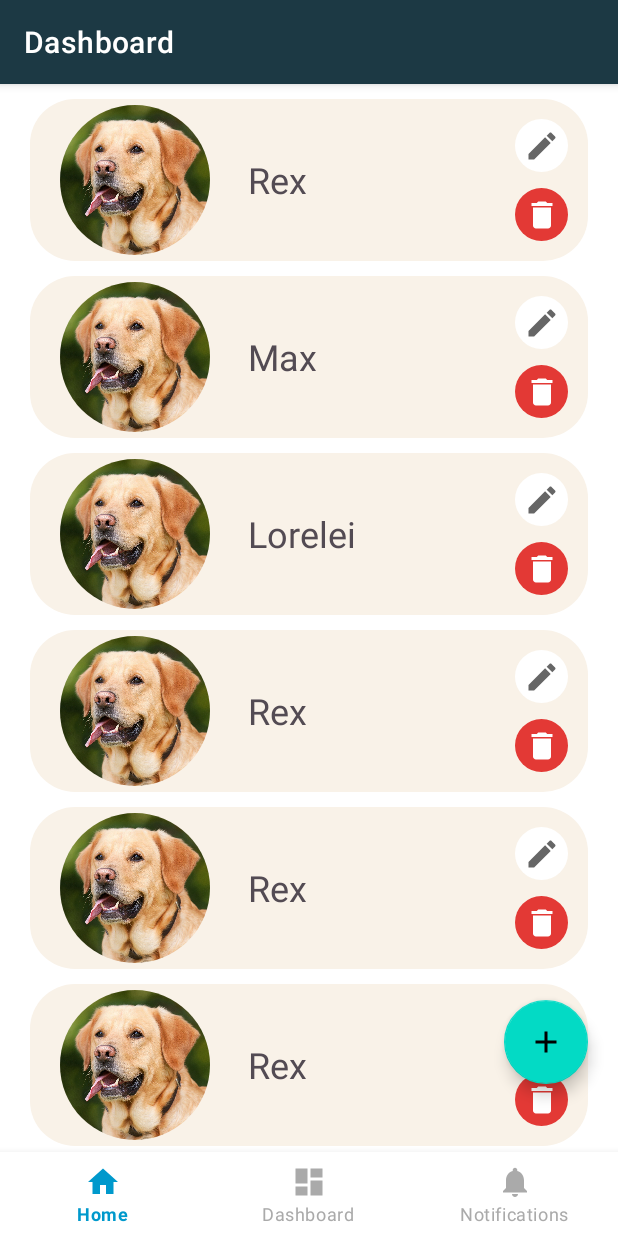
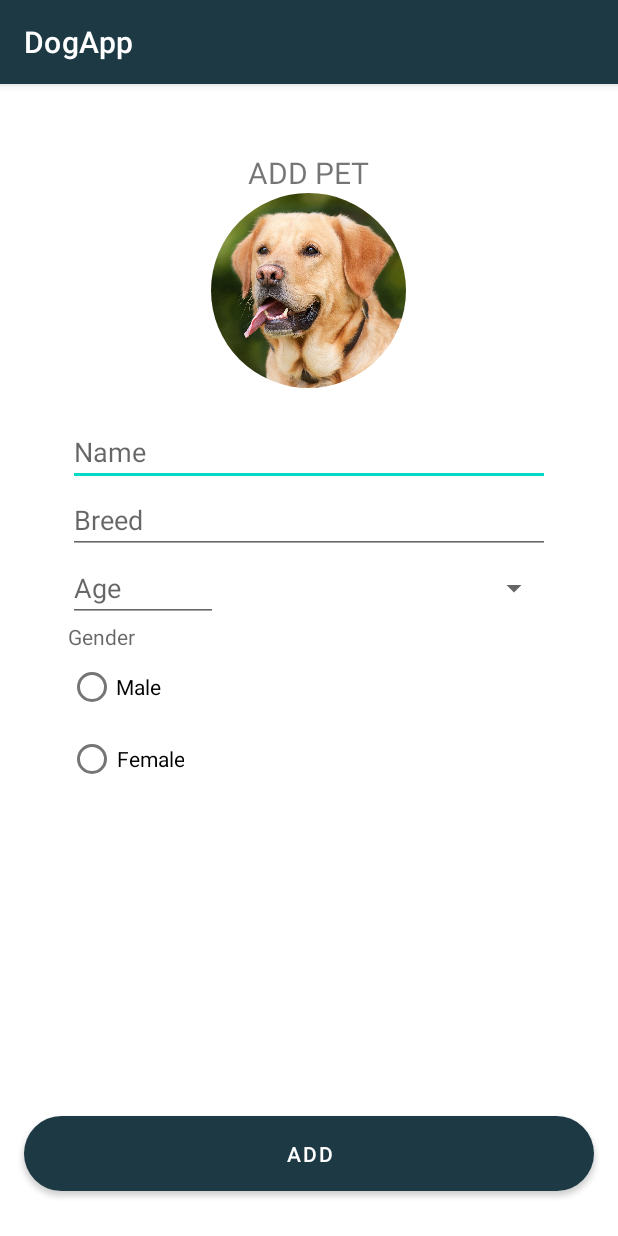
Before and after one commit to andreeabuzuriu11/DogApp, an Android app: the DashboardFragment screen opened through its navigation route, after a tap on an icon or button, on a phone screen of 412 x 824 dp. Run offline under Robolectric (Android 15) with nearby library versions, the phone set to English and light mode, and no system bars; our stand-ins replace CircleImageView, data binding, navigation-ui.

Commit message:
Created add new dog view

```diff
--- a/app/build.gradle
+++ b/app/build.gradle
@@ -35,7 +35,7 @@ android {
         targetCompatibility JavaVersion.VERSION_1_8
     }
     kotlinOptions {
-        jvmTarget = '1.8'
+        jvmTarget = JavaVersion.VERSION_1_8.toString()
     }
     buildFeatures {
         viewBinding true
--- a/app/src/main/AndroidManifest.xml
+++ b/app/src/main/AndroidManifest.xml
@@ -10,9 +10,12 @@
         android:label="@string/app_name"
         android:roundIcon="@mipmap/ic_launcher_round"
         android:supportsRtl="true"
+        android:theme="@style/Theme.DogApp"
         android:usesCleartextTraffic="true"
-        android:theme="@style/Theme.DogApp"
         tools:targetApi="m">
+        <activity
+            android:name=".views.AddDogActivity"
+            android:exported="false" />
         <activity
             android:name=".views.main.MainActivity"
             android:exported="false"
--- a/app/src/main/java/com/buzuriu/dogapp/enum/AgeEnum.kt
+++ b/app/src/main/java/com/buzuriu/dogapp/enums/AgeEnum.kt
@@ -1,4 +1,4 @@
-package com.buzuriu.dogapp.enum
+package com.buzuriu.dogapp.enums
 
 enum class AgeEnum {
     MONTHS, YEARS
--- a/app/src/main/java/com/buzuriu/dogapp/enum/GenderEnum.kt
+++ b/app/src/main/java/com/buzuriu/dogapp/enums/GenderEnum.kt
@@ -1,4 +1,4 @@
-package com.buzuriu.dogapp.enum
+package com.buzuriu.dogapp.enums
 
 enum class GenderEnum {
     MALE, FEMALE
--- a/app/src/main/java/com/buzuriu/dogapp/models/DogObj.kt
+++ b/app/src/main/java/com/buzuriu/dogapp/models/DogObj.kt
@@ -1,9 +1,7 @@
 package com.buzuriu.dogapp.models
 
-import android.security.AppUriAuthenticationPolicy
-import android.widget.ImageView
-import com.buzuriu.dogapp.enum.AgeEnum
-import com.buzuriu.dogapp.enum.GenderEnum
+import com.buzuriu.dogapp.enums.AgeEnum
+import com.buzuriu.dogapp.enums.GenderEnum
 
 class DogObj {
     var name: String = ""
--- /dev/null
+++ b/app/src/main/java/com/buzuriu/dogapp/viewModels/AddDogViewModel.kt
@@ -0,0 +1,31 @@
+package com.buzuriu.dogapp.viewModels
+
+import androidx.lifecycle.MutableLiveData
+import com.buzuriu.dogapp.R
+import com.buzuriu.dogapp.enums.AgeEnum
+
+class AddDogViewModel : BaseViewModel() {
+
+    var spinnerEntries = listOf(AgeEnum.MONTHS, AgeEnum.YEARS)
+
+    var name = MutableLiveData<String>()
+    var breed = MutableLiveData<String>()
+    var ageValue = MutableLiveData<String>()
+    var ageString = MutableLiveData(AgeEnum.MONTHS)
+    var imageURL = MutableLiveData<String>()
+    var radio_checked = MutableLiveData<Int>()
+
+    init{
+        radio_checked.postValue(R.id.maleRadioId) //def value
+    }
+
+
+    fun addDogInList()
+    {
+
+    }
+    fun selectBreed()
+    {
+
+    }
+}
--- /dev/null
+++ b/app/src/main/java/com/buzuriu/dogapp/views/AddDogActivity.kt
@@ -0,0 +1,18 @@
+package com.buzuriu.dogapp.views
+
+
+import android.os.Bundle
+import com.buzuriu.dogapp.R
+import com.buzuriu.dogapp.databinding.ActivityAddDogBinding
+import com.buzuriu.dogapp.viewModels.AddDogViewModel
+import com.buzuriu.dogapp.views.base.BaseBoundActivity
+
+class AddDogActivity : BaseBoundActivity<AddDogViewModel, ActivityAddDogBinding>(AddDogViewModel::class.java) {
+
+    override val layoutId: Int
+        get() = R.layout.activity_add_dog
+
+    override fun setupDataBinding(binding: ActivityAddDogBinding) {
+        binding.viewModel = mViewModel;
+    }
+}
--- a/app/src/main/java/com/buzuriu/dogapp/views/main/ui/dashboard/DashboardViewModel.kt
+++ b/app/src/main/java/com/buzuriu/dogapp/views/main/ui/dashboard/DashboardViewModel.kt
@@ -1,10 +1,11 @@
 package com.buzuriu.dogapp.views.main.ui.dashboard
 
 import com.buzuriu.dogapp.adapters.DogAdapter
-import com.buzuriu.dogapp.enum.AgeEnum
-import com.buzuriu.dogapp.enum.GenderEnum
+import com.buzuriu.dogapp.enums.AgeEnum
+import com.buzuriu.dogapp.enums.GenderEnum
 import com.buzuriu.dogapp.models.DogObj
 import com.buzuriu.dogapp.viewModels.BaseViewModel
+import com.buzuriu.dogapp.views.AddDogActivity
 
 class DashboardViewModel : BaseViewModel() {
 
@@ -28,7 +29,7 @@ class DashboardViewModel : BaseViewModel() {
     }
     fun addDog()
     {
-        //TODO add dog
+        navigationService.navigateToActivity(AddDogActivity::class.java, false);
     }
 
 
--- /dev/null
+++ b/app/src/main/res/layout/activity_add_dog.xml
@@ -0,0 +1,177 @@
+<?xml version="1.0" encoding="utf-8"?>
+<layout xmlns:android="http://schemas.android.com/apk/res/android"
+    xmlns:app="http://schemas.android.com/apk/res-auto">
+    <data>
+
+        <import type="android.view.View" />
+
+        <variable
+            name="viewModel"
+            type="com.buzuriu.dogapp.viewModels.AddDogViewModel" />
+    </data>
+
+    <RelativeLayout
+
+        android:layout_width="match_parent"
+        android:layout_height="match_parent">
+
+        <ScrollView
+            android:layout_width="match_parent"
+            android:layout_height="match_parent"
+            android:layout_above="@id/addButton"
+            android:layout_marginStart="@dimen/activity_vertical_margin"
+            android:layout_marginTop="@dimen/activity_vertical_margin"
+            android:layout_marginEnd="@dimen/activity_vertical_margin"
+            android:layout_marginBottom="@dimen/activity_vertical_margin">
+
+            <RelativeLayout
+                android:layout_width="match_parent"
+                android:layout_height="match_parent">
+
+                <LinearLayout
+                    android:layout_marginTop="20dp"
+                    android:orientation="vertical"
+                    android:layout_width="match_parent"
+                    android:layout_height="wrap_content"
+                    android:layout_below="@+id/dogProfileImage">
+
+                    <EditText
+                        android:id="@+id/add_name"
+                        android:layout_width="match_parent"
+                        android:layout_height="wrap_content"
+                        android:hint="@string/name_hint"
+                        android:inputType="textPersonName"
+                        android:text="@={viewModel.name}" />
+
+                    <EditText
+                        android:id="@+id/add_breed"
+                        android:layout_width="match_parent"
+                        android:layout_height="wrap_content"
+                        android:onClick= "@{()->viewModel.selectBreed()}"
+                        android:hint="@string/breed_hint"
+                        android:inputType="textPersonName"
+                        android:text="@={viewModel.breed}" />
+
+                    <LinearLayout
+                        android:layout_width="match_parent"
+                        android:layout_height="wrap_content">
+
+                        <EditText
+                            android:id="@+id/add_age"
+                            android:layout_width="100dp"
+                            android:layout_height="wrap_content"
+                            android:hint="@string/age_hint"
+                            android:inputType="numberDecimal"
+                            android:text="@={viewModel.ageValue}" />
+
+                        <Spinner
+                            android:id="@+id/spinner"
+                            android:layout_width="match_parent"
+                            android:layout_height="wrap_content"
+                            android:layout_gravity="center_vertical"
+                            android:gravity="end"
+                            android:textAlignment="textEnd"
+                            cb_entries="@{viewModel.spinnerEntries}"
+                            cb_selectedValue = "@{viewModel.ageString}"/>
+
+                    </LinearLayout>
+
+
+                    <TextView
+                        android:id="@+id/add_gender"
+                        android:layout_width="match_parent"
+                        android:layout_height="wrap_content"
+                        android:hint="@string/gender_hint"
+                        android:inputType="textPersonName"
+                        android:text="@={viewModel.breed}" />
+                    <RadioGroup
+                        android:layout_width="match_parent"
+                        android:layout_height="wrap_content"
+                        android:checkedButton="@={viewModel.radio_checked}">
+                        android:orientation="horizontal">
+
+                        <RadioButton
+                            android:layout_width="wrap_content"
+                            android:layout_height="wrap_content"
+                            android:text="@string/male_gender"
+                            android:id="@+id/maleRadioId"
+                            />
+                        <RadioButton
+                            android:layout_width="wrap_content"
+                            android:layout_height="wrap_content"
+                            android:text="@string/female_gender"
+                            android:textAlignment="textEnd"
+                            android:id="@+id/femaleRadioId"
+                            />
+                    </RadioGroup>
+
+
+
+                </LinearLayout>
+
+
+                <TextView
+                    android:id="@+id/addPetTextView"
+                    android:layout_width="wrap_content"
+                    android:layout_height="wrap_content"
+                    android:layout_centerHorizontal="true"
+                    android:text="ADD PET"
+                    android:textSize="20dp" />
+
+                <de.hdodenhof.circleimageview.CircleImageView
+                    android:id="@+id/dogProfileImage"
+                    android:layout_width="130dp"
+                    android:layout_height="130dp"
+                    android:layout_below="@+id/addPetTextView"
+                    android:layout_centerInParent="true"
+                    android:src="@drawable/dog_image"
+                />
+
+
+            </RelativeLayout>
+
+
+        </ScrollView>
+
+        <!--TODO visibility-->
+        <RelativeLayout
+
+            android:id="@+id/loadingView"
+            android:layout_width="match_parent"
+            android:layout_height="match_parent"
+            android:background="@color/white_overlay"
+            android:clickable="true"
+            android:focusable="true"
+            android:visibility="gone">
+
+
+            <ProgressBar
+                android:layout_width="150dp"
+                android:layout_height="150dp"
+                android:layout_centerInParent="true" />
+        </RelativeLayout>
+
+
+        <Button
+            android:id="@+id/addButton"
+            android:layout_width="match_parent"
+            android:layout_height="@dimen/button_height"
+            android:layout_alignParentBottom="true"
+            android:layout_marginHorizontal="16dp"
+            android:layout_marginBottom="30dp"
+            android:background="@drawable/rounded_button"
+            android:onClick="@{()->viewModel.addDogInList()}"
+            android:text="@string/add_button_text"
+            android:textColor="@color/white" />
+       <!-- <fragment
+            android:id="@+id/navigation_to_breed"
+            android:name="androidx.navigation.fragment.NavHostFragment"
+            android:layout_width="match_parent"
+            android:layout_height="match_parent"
+            app:defaultNavHost="true"
+            app:navGraph="@navigation/activity_add_dog_select_breed_navigation"/>-->
+    </RelativeLayout>
+
+
+
+</layout>
--- a/app/src/main/res/layout/activity_forgot_password.xml
+++ b/app/src/main/res/layout/activity_forgot_password.xml
@@ -1,7 +1,7 @@
 <?xml version="1.0" encoding="utf-8"?>
 <layout xmlns:android="http://schemas.android.com/apk/res/android"
     xmlns:tools="http://schemas.android.com/tools"
-    tools:context="com.impaktsoft.globeup.views.activities.ForgetPasswordActivity">
+    tools:context="com.buzuriu.dogapp.views.auth.ForgotPasswordActivity">
 
     <data>
         <import type="android.view.View" />
@@ -53,7 +53,7 @@
             android:layout_below="@id/login_email_edit_text"
             android:layout_marginTop="100dp"
             android:onClick="@{()->viewModel.sendPasswordResetRequest()}"
-            android:text="Reset password"
+            android:text="@string/reset_password_button"
             android:textColor="@color/white" />
 
 
--- a/app/src/main/res/values/strings.xml
+++ b/app/src/main/res/values/strings.xml
@@ -2,12 +2,19 @@
     <string name="app_name">DogApp</string>
     <!-- Strings used for authentication/login/forgot password -->
     <string name="name_hint">Name</string>
+    <string name="breed_hint">Breed</string>
+    <string name="age_hint">Age</string>
+    <string name="gender_hint">Gender</string>
+    <string name="male_gender">Male</string>
+    <string name="female_gender">Female</string>
     <string name="phone_hint">Phone</string>
     <string name="email_hint">Email</string>
     <string name="password_hint">Password</string>
     <string name="forget_password">Forgot Password?</string>
     <string name="login_text"><u>Log in</u></string>
     <string name="login_button_text">Log in</string>
+    <string name="add_button_text">Add</string>
+    <string name="reset_password_button">Reset password</string>
     <string name="or_text">or</string>
     <string name="dont_have_account">Don\'t have an account?</string>
     <string name="register_button_text">Register</string>
@@ -29,6 +36,7 @@
     <string name="unknown_error">Unknown error</string>
     <string name="no_internet_message">Please check your internet connection</string>
     <string name="info_added">Info has been added successfully </string>
+    <string name="select_breed">Select Breed</string>
     <string name="man_walking_dog_content_description">Man walking dog image</string>
 
 </resources>
```
Also changed, not shown: app/src/main/java/com/buzuriu/dogapp/bindingadapters/SpinnerViewBindingAdapter.kt (added, +61 -0 lines), app/src/main/java/com/buzuriu/dogapp/viewModels/SelectBreedViewModel.kt (added, +36 -0 lines), app/src/main/java/com/buzuriu/dogapp/views/SelectBreedFragment.kt (added, +21 -0 lines), app/src/main/res/layout/fragment_select_breed.xml (added, +33 -0 lines).
